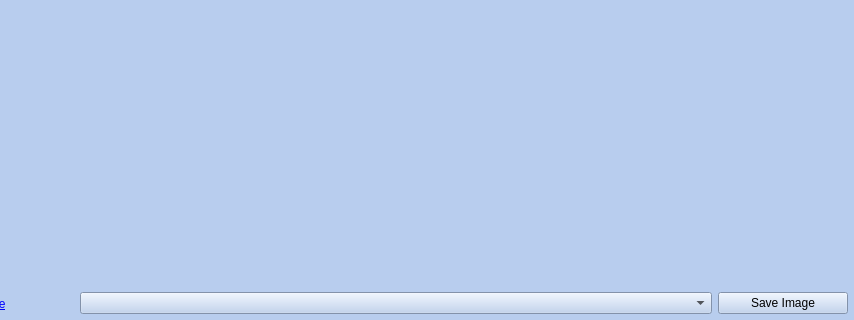
First picture: the form in main.ui, repository Gemmstone/PyNGtuber, before the edit; both pictures show x 100 to 954 and y 368 to 688 of the 954 by 688 pixel window.
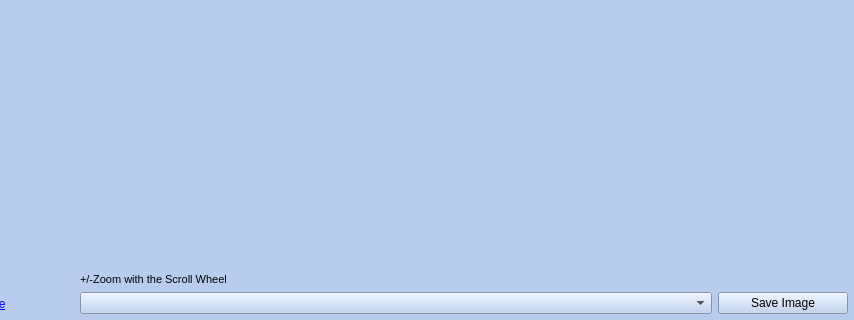
Second picture: the form after the edit.

Patch:
```diff
--- a/main.ui
+++ b/main.ui
@@ -322,6 +322,40 @@
             </layout>
            </widget>
           </item>
+          <item>
+           <widget class="QFrame" name="frame_5">
+            <property name="frameShape">
+             <enum>QFrame::NoFrame</enum>
+            </property>
+            <property name="frameShadow">
+             <enum>QFrame::Raised</enum>
+            </property>
+            <layout class="QHBoxLayout" name="horizontalLayout_5">
+             <property name="leftMargin">
+              <number>0</number>
+             </property>
+             <property name="topMargin">
+              <number>0</number>
+             </property>
+             <property name="rightMargin">
+              <number>0</number>
+             </property>
+             <property name="bottomMargin">
+              <number>0</number>
+             </property>
+             <item>
+              <widget class="QLabel" name="label_2">
+               <property name="styleSheet">
+                <string notr="true">font-size: 8pt ;</string>
+               </property>
+               <property name="text">
+                <string>+/-Zoom with the Scroll Wheel</string>
+               </property>
+              </widget>
+             </item>
+            </layout>
+           </widget>
+          </item>
           <item>
            <widget class="QFrame" name="frame_2">
             <property name="frameShape">
```
Left out of the diff: 2 changed lines with no effect on the pictures.
